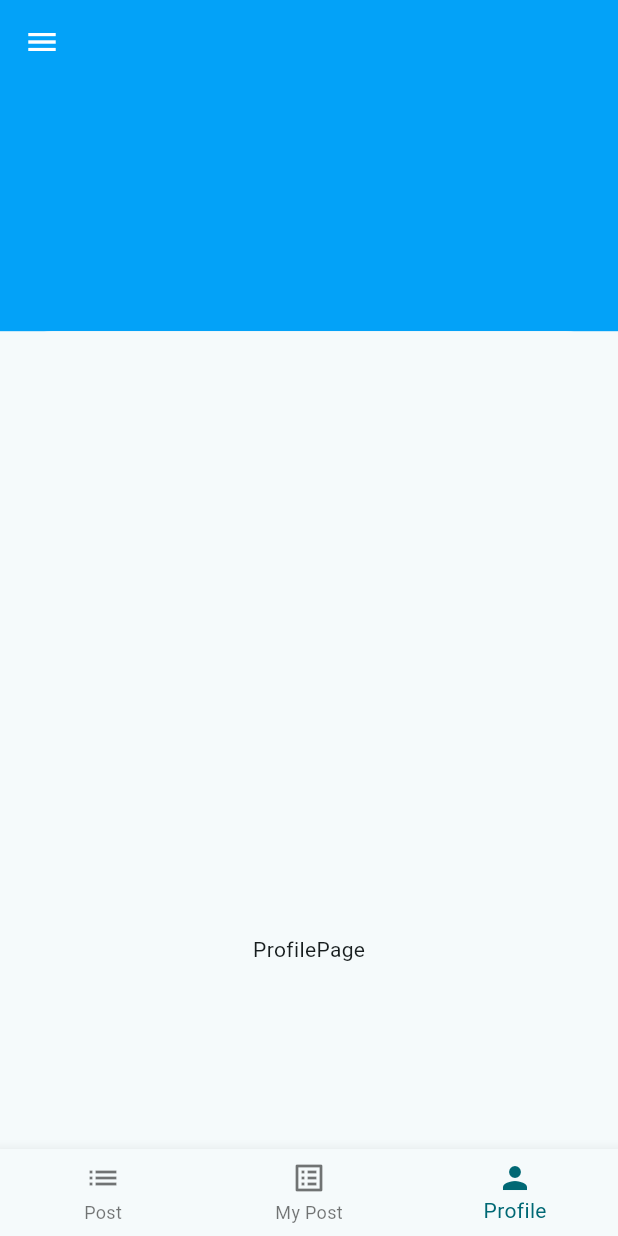
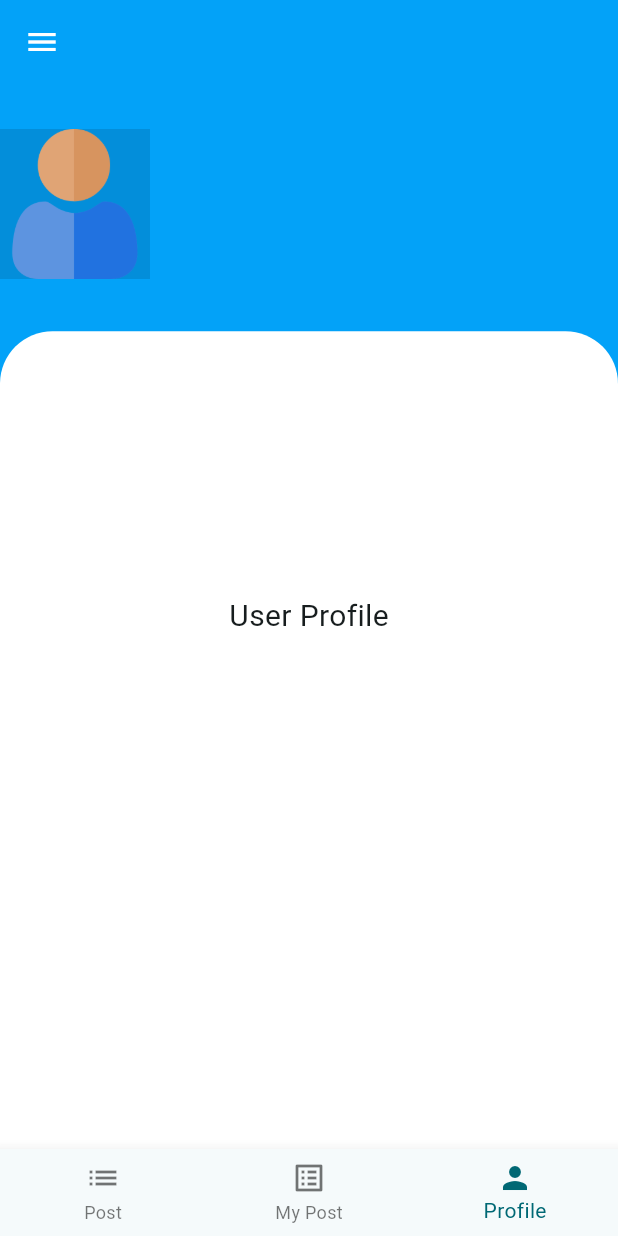
Before and after one commit to IivanLino6/LoginApp-MVVM, a Flutter app: the HomePage screen opened by its route, item 3 of the bottom bar chosen, on a phone screen of 412 x 824 dp. Run offline on Flutter 3.47's test engine with Material 3 defaults, Android fonts, the phone set to English and light mode, and no system bars; our stand-ins replace cloud_firestore, firebase_auth, firebase_core, fluttertoast, get_it, injectable and 1 more; accounts and stored records are empty.

Commit message:
Adding project

```diff
--- a/lib/src/Presentation/Pages/Home/home_page.dart
+++ b/lib/src/Presentation/Pages/Home/home_page.dart
@@ -54,28 +54,8 @@ class HomePage extends StatelessWidget {
           ),
         ),
         backgroundColor: const Color.fromARGB(255, 3, 162, 248),
-        body: Stack(
-          children: [
-            Positioned.fill(
-              child: Container(
-                color: const Color.fromARGB(255, 3, 162, 248),
-              ),
-            ),
-            Positioned(
-              top: screenSize * .2,
-              child: Container(
-                height: screenSize,
-                width: screenWidth,
-                decoration: const BoxDecoration(
-                    borderRadius: BorderRadius.only(
-                        topLeft: Radius.circular(35),
-                        topRight: Radius.circular(35)),
-                    color: Colors.white),
-                child: currentTab[vm.currentIndex],
-              ),
-            )
-          ],
-        ),
-        bottomNavigationBar: HomeBottombar(context, vm),);
+        body: currentTab[vm.currentIndex],
+        bottomNavigationBar: HomeBottombar(context, vm),
+        );
   }
 }
--- /dev/null
+++ b/lib/src/Presentation/Pages/Profile/Widgets/profile_content.dart
@@ -0,0 +1,42 @@
+import 'package:flutter/material.dart';
+
+class ProfileContent extends StatelessWidget {
+  const ProfileContent({super.key});
+
+  @override
+  Widget build(BuildContext context) {
+
+    final double screenSize = MediaQuery.of(context).size.height;
+    final double screenWidth = MediaQuery.of(context).size.width;
+
+    return Stack(
+      children: [
+        Positioned.fill(
+          child: Container(
+            color: const Color.fromARGB(255, 3, 162, 248),
+          ),
+        ),
+        Positioned(
+          top: screenSize * .2,
+          child: Container(
+            height: screenSize,
+            width: screenWidth,
+            decoration: const BoxDecoration(
+                borderRadius: BorderRadius.only(
+                    topLeft: Radius.circular(35),
+                    topRight: Radius.circular(35)),
+                color: Colors.white),
+          ),
+        ),
+        Center(
+          child: Positioned(
+            top: 100,
+            child: Center(child: Text('User Profile', style:TextStyle(fontSize: 20)))),
+        ),
+        Positioned(
+          top: 30,
+          child: Image.asset('asset/user.png',height: 100,colorBlendMode: BlendMode.darken,color: Colors.black12,))
+      ],
+    );
+  }
+}
--- a/lib/src/Presentation/Pages/Profile/profile_page.dart
+++ b/lib/src/Presentation/Pages/Profile/profile_page.dart
@@ -1,3 +1,4 @@
+import 'package:firebase/src/Presentation/Pages/Profile/Widgets/profile_content.dart';
 import 'package:flutter/material.dart';
 
 class ProfilePage extends StatelessWidget {
@@ -7,7 +8,7 @@ class ProfilePage extends StatelessWidget {
   @override
   Widget build(BuildContext context) {
     return const Scaffold(
-       body: Center(child: Text('ProfilePage')),
+       body: ProfileContent(),
     );
   }
 }
```
Also changed, not shown: asset/user.png (added).
